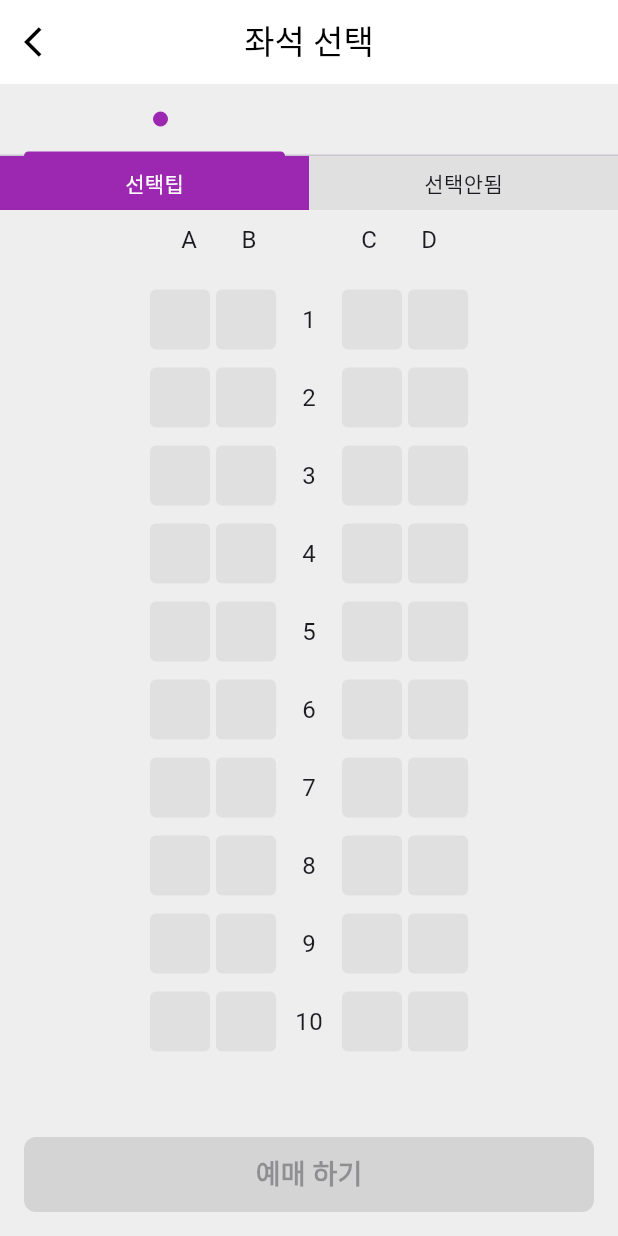
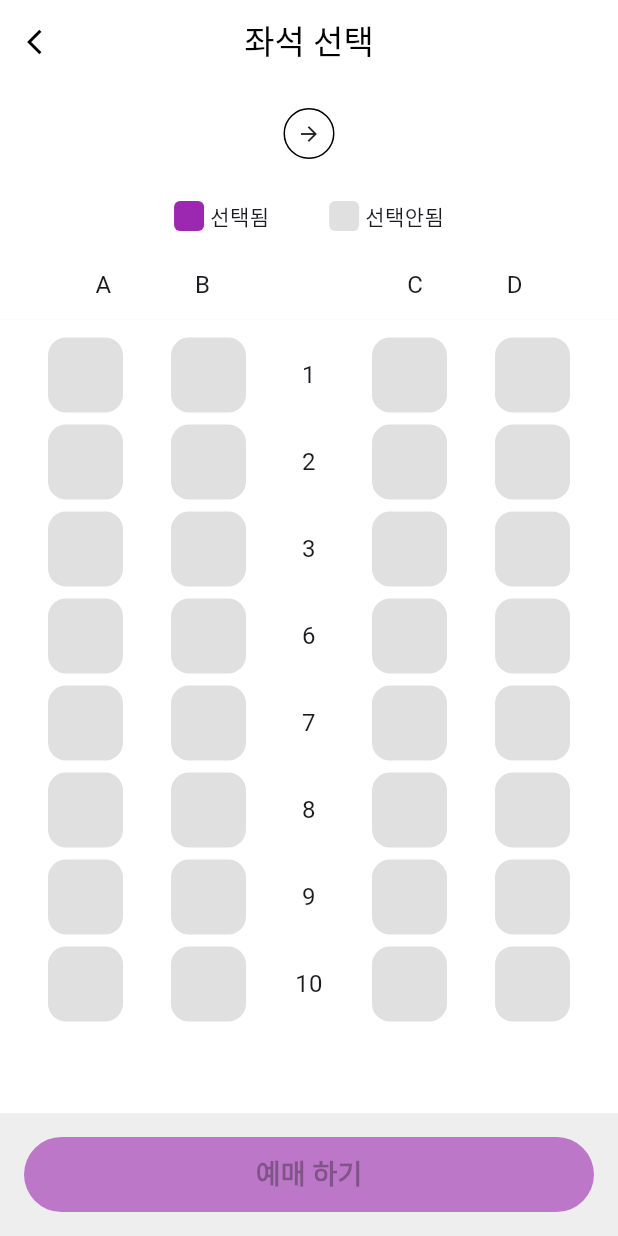
Before and after one commit to BominSon/SRT-Ticket, a Flutter app: the SeatPage screen opened directly with empty values, on a phone screen of 412 x 824 dp. Run offline on Flutter 3.47's test engine with Material 3 defaults, Android fonts, the phone set to English and light mode, and no system bars.

Commit message:
seat page correction
1)전체 레이아웃:

배경색을 회색으로, 좌석 영역은 흰색 배경으로 설정했습니다.
상단 출발/도착 정보를 이미지와 같이 구현했습니다.

2) 출발-도착 표시:

수서와 부산(또는 실제 선택한 역) 사이에 화살표 아이콘을 원형 테두리로 감싸서 표시했습니다.
글자 크기와 색상을 이미지와 일치하도록 조정했습니다.

3) 좌석 선택 대화상자:

정확히 이미지처럼 "예매 하시겠습니까?"와 "좌석: 3-A" 형식으로 표시합니다.
"취소" 버튼은 빨간색, "확인" 버튼은 파란색으로 설정했습니다.
버튼 사이에 구분선을 추가했습니다.

4) 좌석 배치:

좌석 모서리를 더 둥글게 처리했습니다.
좌석 간 간격과 크기를 이미지와 유사하게 조정했습니다.
행 번호 5를 표시하지 않도록 했습니다(이미지에서는 4와 6 사이에 공백이 있음).

5) 예매 버튼:

하단의 예매 버튼을 더 둥글게 만들었습니다.
버튼 색상과 텍스트를 이미지와 일치시켰습니다.

```diff
--- a/lib/seat_page.dart
+++ b/lib/seat_page.dart
@@ -16,69 +16,93 @@ class SeatPage extends StatefulWidget {
   State<SeatPage> createState() => _SeatPageState();
 }
 
-class _SeatPageState extends State<SeatPage> with SingleTickerProviderStateMixin {
+class _SeatPageState extends State<SeatPage> {
   // 선택된 좌석 관리
   Set<String> selectedSeats = {};
-  TabController? _tabController;
-
-  @override
-  void initState() {
-    super.initState();
-    _tabController = TabController(length: 2, vsync: this);
-  }
-
-  @override
-  void dispose() {
-    _tabController?.dispose();
-    super.dispose();
-  }
+  String? currentSelectedSeat;
 
   // 좌석 선택 토글
   void _toggleSeat(String seatId) {
     setState(() {
       if (selectedSeats.contains(seatId)) {
         selectedSeats.remove(seatId);
+        currentSelectedSeat = null;
       } else {
-        if (selectedSeats.isEmpty) {
+        selectedSeats.clear(); // 기존 선택 해제
         selectedSeats.add(seatId);
+        currentSelectedSeat = seatId;
         _showBookingConfirmDialog(seatId);
-        } else {
-          // 이미 선택된 좌석이 있으면 다른 좌석은 선택 불가
-          ScaffoldMessenger.of(context).showSnackBar(
-            const SnackBar(content: Text('한 번에 한 좌석만 선택할 수 있습니다')),
-          );
-        }
       }
     });
   }
 
   // 예매 확인 대화상자
   void _showBookingConfirmDialog(String seatId) {
+    // seatId에서 행과 열 추출 (예: "3A"에서 행=3, 열=A)
+    String row = seatId.substring(0, seatId.length - 1);
+    String col = seatId.substring(seatId.length - 1);
+
     showDialog(
       context: context,
       builder: (context) => AlertDialog(
         shape: RoundedRectangleBorder(
           borderRadius: BorderRadius.circular(15),
         ),
-        title: const Text('예매 하시겠습니까?'),
-        content: Text('${widget.departureStation}에서 ${widget.arrivalStation}까지 1개의 좌석이 예매됩니다.\n좌석: $seatId'),
-        actions: [
-          TextButton(
-            child: const Text('취소'),
+        contentPadding: EdgeInsets.zero,
+        content: Column(
+          mainAxisSize: MainAxisSize.min,
+          children: [
+            Padding(
+              padding: const EdgeInsets.all(16.0),
+              child: Column(
+                children: [
+                  const Text(
+                    '예매 하시겠습니까?',
+                    style: TextStyle(fontSize: 18, fontWeight: FontWeight.bold),
+                  ),
+                  const SizedBox(height: 10),
+                  Text('좌석 : $row-$col'), // 좌석 번호 표시 형식 변경
+                ],
+              ),
+            ),
+            const Divider(height: 1),
+            IntrinsicHeight(
+              child: Row(
+                children: [
+                  Expanded(
+                    child: TextButton(
                       onPressed: () {
                         setState(() {
                           selectedSeats.remove(seatId);
+                          currentSelectedSeat = null;
                         });
                         Navigator.pop(context);
                       },
+                      style: TextButton.styleFrom(
+                        foregroundColor: Colors.red,
+                        padding: const EdgeInsets.symmetric(vertical: 16),
                       ),
-          TextButton(
-            child: const Text('확인'),
+                      child: const Text('취소', style: TextStyle(fontSize: 16)),
+                    ),
+                  ),
+                  const VerticalDivider(width: 1),
+                  Expanded(
+                    child: TextButton(
                       onPressed: () {
-              Navigator.pop(context); // 다이얼로그 닫기
+                        Navigator.pop(context);
                       },
+                      style: TextButton.styleFrom(
+                        foregroundColor: Colors.blue,
+                        padding: const EdgeInsets.symmetric(vertical: 16),
+                      ),
+                      child: const Text('확인', style: TextStyle(fontSize: 16)),
+                    ),
                   ),
                 ],
+              ),
+            ),
+          ],
+        ),
       ),
     );
   }
@@ -86,155 +110,148 @@ class _SeatPageState extends State<SeatPage> with SingleTickerProviderStateMixin
   @override
   Widget build(BuildContext context) {
     return Scaffold(
+      backgroundColor: Colors.grey[200],
       appBar: AppBar(
+        backgroundColor: Colors.white,
         title: const Text('좌석 선택'),
         centerTitle: true,
         leading: IconButton(
-          icon: const Icon(Icons.arrow_back_ios),
+          icon: const Icon(Icons.arrow_back_ios, size: 20),
           onPressed: () => Navigator.pop(context),
         ),
       ),
       body: Column(
         children: [
-          // 상단 탭바
+          // 상단 출발-도착 정보
           Container(
-            color: Colors.grey[200],
-            child: TabBar(
-              controller: _tabController,
-              labelColor: Colors.purple,
-              unselectedLabelColor: Colors.grey,
-              indicatorColor: Colors.purple,
-              tabs: [
-                Tab(
+            padding: const EdgeInsets.symmetric(vertical: 16),
+            color: Colors.white,
             child: Row(
               mainAxisAlignment: MainAxisAlignment.center,
               children: [
-                      Text(widget.departureStation),  // 출발지 표시
-                      const SizedBox(width: 8),
-                      Icon(Icons.circle, size: 12, color: Colors.purple),
-                    ],
+                Text(
+                  widget.departureStation,
+                  style: const TextStyle(
+                    fontSize: 24,
+                    fontWeight: FontWeight.bold,
+                    color: Colors.purple,
                   ),
                 ),
-                Tab(text: widget.arrivalStation),  // 도착지 표시
-              ],
+                const SizedBox(width: 15),
+                Container(
+                  padding: const EdgeInsets.all(8),
+                  decoration: BoxDecoration(
+                    shape: BoxShape.circle,
+                    border: Border.all(color: Colors.black),
                   ),
+                  child: const Icon(Icons.arrow_forward, size: 16),
                 ),
-
-          // 좌석 선택 구분 탭
-          Container(
-            color: Colors.grey[200],
-            child: Row(
-              children: [
-                Expanded(
-                  child: Container(
-                    padding: const EdgeInsets.all(8.0),
+                const SizedBox(width: 15),
+                Text(
+                  widget.arrivalStation,
+                  style: const TextStyle(
+                    fontSize: 24,
+                    fontWeight: FontWeight.bold,
                     color: Colors.purple,
-                    child: const Center(
-                      child: Text(
-                        '선택팁',
-                        style: TextStyle(color: Colors.white),
-                      ),
-                    ),
-                  ),
-                ),
-                Expanded(
-                  child: Container(
-                    padding: const EdgeInsets.all(8.0),
-                    color: Colors.grey[300],
-                    child: const Center(
-                      child: Text('선택안됨'),
-                    ),
                   ),
                 ),
               ],
             ),
           ),
 
-          // 좌석 레이블 (A, B, C, D)
-          Padding(
-            padding: const EdgeInsets.symmetric(vertical: 8.0),
+          // 선택 상태 표시
+          Container(
+            padding: const EdgeInsets.symmetric(vertical: 12),
+            color: Colors.white,
             child: Row(
               mainAxisAlignment: MainAxisAlignment.center,
               children: [
-                SizedBox(
-                  width: 40,
-                  child: Center(
-                    child: Text(
-                      'A',
-                      style: TextStyle(fontSize: 16),
+                Container(
+                  width: 20,
+                  height: 20,
+                  decoration: BoxDecoration(
+                    color: Colors.purple,
+                    borderRadius: BorderRadius.circular(4),
                   ),
                 ),
-                ),
-                SizedBox(
-                  width: 40,
-                  child: Center(
-                    child: Text(
-                      'B',
-                      style: TextStyle(fontSize: 16),
+                const SizedBox(width: 4),
+                const Text('선택됨'),
+                const SizedBox(width: 40),
+                Container(
+                  width: 20,
+                  height: 20,
+                  decoration: BoxDecoration(
+                    color: Colors.grey[300],
+                    borderRadius: BorderRadius.circular(4),
                   ),
                 ),
-                ),
-                SizedBox(width: 40),
-                SizedBox(
-                  width: 40,
-                  child: Center(
-                    child: Text(
-                      'C',
-                      style: TextStyle(fontSize: 16),
+                const SizedBox(width: 4),
+                const Text('선택안됨'),
+              ],
             ),
           ),
-                ),
-                SizedBox(
-                  width: 40,
-                  child: Center(
-                    child: Text(
-                      'D',
-                      style: TextStyle(fontSize: 16),
-                    ),
-                  ),
-                ),
+
+          // 좌석 레이블 (A, B, C, D)
+          Container(
+            padding: const EdgeInsets.symmetric(vertical: 12, horizontal: 8),
+            color: Colors.white,
+            child: Row(
+              mainAxisAlignment: MainAxisAlignment.spaceEvenly,
+              children: [
+                const Text('A', style: TextStyle(fontSize: 16)),
+                const Text('B', style: TextStyle(fontSize: 16)),
+                const SizedBox(width: 20),  // 중앙 공간
+                const Text('C', style: TextStyle(fontSize: 16)),
+                const Text('D', style: TextStyle(fontSize: 16)),
               ],
             ),
           ),
 
           // 좌석 리스트 영역
           Expanded(
+            child: Container(
+              color: Colors.white,
               child: ListView.builder(
                 padding: const EdgeInsets.symmetric(vertical: 8.0),
                 itemCount: 10,
                 itemBuilder: (context, index) {
                   final rowNumber = index + 1;
+                  // 행 번호 5 표시 건너뛰기
+                  if (rowNumber == 4 || rowNumber == 5) {
+                    return const SizedBox.shrink();
+                  }
+
                   return Padding(
                     padding: const EdgeInsets.symmetric(vertical: 4.0),
                     child: Row(
-                    mainAxisAlignment: MainAxisAlignment.center,
+                      mainAxisAlignment: MainAxisAlignment.spaceEvenly,
                       children: [
                         // A열 좌석
-                      _buildSeat('${rowNumber}A'),
+                        _buildSeat('$rowNumber${'A'}'),
 
                         // B열 좌석
-                      _buildSeat('${rowNumber}B'),
+                        _buildSeat('$rowNumber${'B'}'),
 
                         // 행 번호
-                      Container(
-                        width: 40,
-                        height: 40,
-                        alignment: Alignment.center,
+                        SizedBox(
+                          width: 20,
                           child: Text(
                             '$rowNumber',
                             style: const TextStyle(fontSize: 16),
+                            textAlign: TextAlign.center,
                           ),
                         ),
 
                         // C열 좌석
-                      _buildSeat('${rowNumber}C'),
+                        _buildSeat('$rowNumber${'C'}'),
 
                         // D열 좌석
-                      _buildSeat('${rowNumber}D'),
+                        _buildSeat('$rowNumber${'D'}'),
                       ],
                     ),
                   );
                 },
+              ),
             ),
           ),
 
@@ -250,8 +267,9 @@ class _SeatPageState extends State<SeatPage> with SingleTickerProviderStateMixin
                   backgroundColor: Colors.purple,
                   foregroundColor: Colors.white,
                   shape: RoundedRectangleBorder(
-                    borderRadius: BorderRadius.circular(8),
+                    borderRadius: BorderRadius.circular(25),
                   ),
+                  disabledBackgroundColor: Colors.purple.withOpacity(0.6),
                 ),
                 child: const Text(
                   '예매 하기',
@@ -275,12 +293,11 @@ class _SeatPageState extends State<SeatPage> with SingleTickerProviderStateMixin
     return GestureDetector(
       onTap: () => _toggleSeat(seatId),
       child: Container(
-        margin: const EdgeInsets.all(2.0),
-        width: 40,
-        height: 40,
+        width: 50,
+        height: 50,
         decoration: BoxDecoration(
           color: isSelected ? Colors.purple : Colors.grey[300],
-          borderRadius: BorderRadius.circular(4),
+          borderRadius: BorderRadius.circular(12),
         ),
       ),
     );
```
Lines whose indentation alone changed are shown as unchanged.
